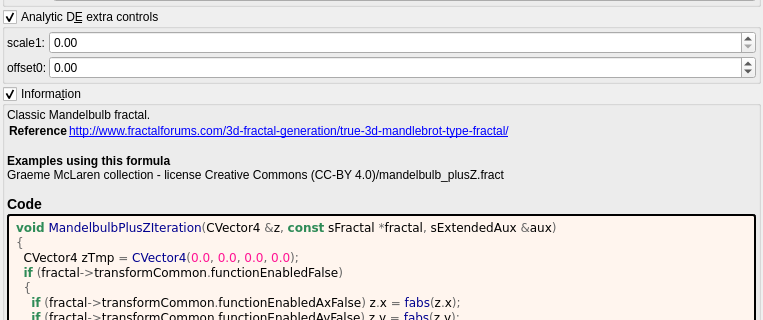
Old version of the form mandelbulber2/formula/ui/mandelbulb_plus_z.ui in the repository buddhi1980/mandelbulber2; both pictures show x 0 to 763 and y 419 to 739 of the 763 by 1387 pixel window.
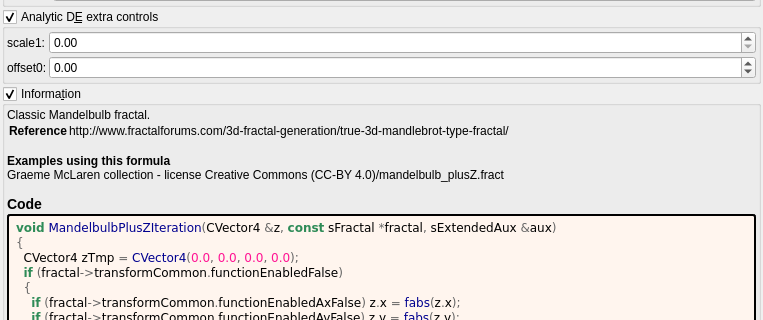
New version of the form. Custom widgets are drawn as their Qt base class.

Commit message:
docs: show fractalforums.com formula references as text
fractalforums.com is only partly online; fractalforums.org keeps a read-only
copy and the active forum. The formula information boxes now show
fractalforums.com references (and the wrapped lines that continue them) as
plain text. The links that remain are closed with </a>, which the generator
never wrote. The formula/ui files are regenerated with
tools/populate_ui_information.py.

```diff
--- a/mandelbulber2/formula/ui/mandelbulb_plus_z.ui
+++ b/mandelbulber2/formula/ui/mandelbulb_plus_z.ui
@@ -726,7 +726,7 @@
        <widget class="QLabel" name="label_information_general">
         <property name="text">
          <string notr="true">&lt;p&gt;Classic Mandelbulb fractal.&lt;/p&gt;&lt;table&gt;
-&lt;tr&gt;&lt;th&gt;Reference&lt;/th&gt;&lt;td&gt;&lt;a href=&quot;http://www.fractalforums.com/3d-fractal-generation/true-3d-mandlebrot-type-fractal/&quot;&gt;http://www.fractalforums.com/3d-fractal-generation/true-3d-mandlebrot-type-fractal/&lt;br&gt;
+&lt;tr&gt;&lt;th&gt;Reference&lt;/th&gt;&lt;td&gt;http://www.fractalforums.com/3d-fractal-generation/true-3d-mandlebrot-type-fractal/&lt;br&gt;
 &lt;/td&gt;&lt;/tr&gt;
 &lt;/table&gt;
 &lt;br&gt;&lt;b&gt;Examples using this formula&lt;/b&gt;&lt;br&gt;Graeme McLaren  collection - license Creative Commons  (CC-BY 4.0)/mandelbulb_plusZ.fract&lt;h3&gt;Code&lt;/h3&gt;</string>
```
The commit also changes 202 other files.
